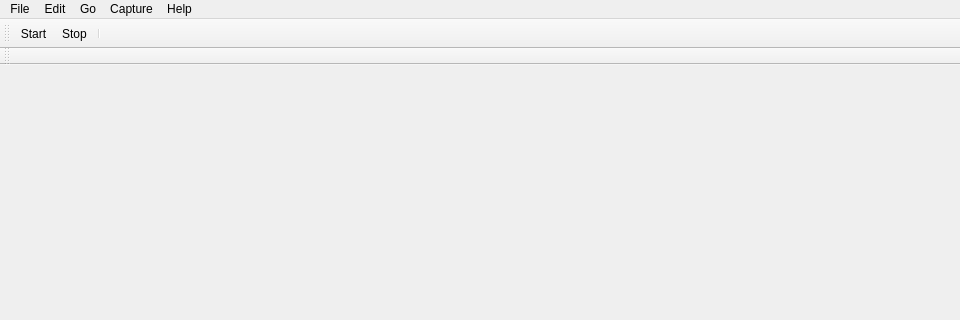
Old version of the form ui/qt/main_window.ui in the repository AnkitKejriwal/wireshark; both pictures show x 0 to 960 and y 0 to 320 of the 960 by 768 pixel window.
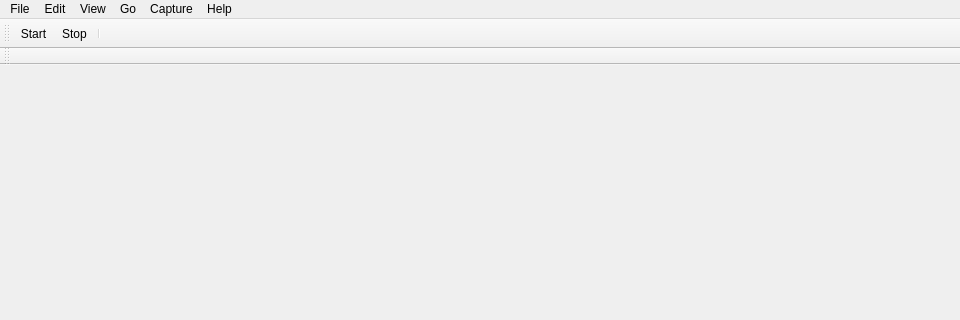
New version of the form. Icons and pictures are not drawn. Custom widgets are drawn as their Qt base class.

Commit message: Add a "View" menu along with actions+slots for expanding and collapsing packet details. Connect the "Go" menu actions directly to their corresponding packet list slots.

Patch:
```diff
--- a/ui/qt/main_window.ui
+++ b/ui/qt/main_window.ui
@@ -120,8 +120,18 @@
     <addaction name="actionGoFirstPacket"/>
     <addaction name="actionGoLastPacket"/>
    </widget>
+   <widget class="QMenu" name="menuView">
+    <property name="title">
+     <string>View</string>
+    </property>
+    <addaction name="separator"/>
+    <addaction name="actionViewExpandSubtrees"/>
+    <addaction name="actionViewExpandAll"/>
+    <addaction name="actionViewCollapseAll"/>
+   </widget>
    <addaction name="menuFile"/>
    <addaction name="menuEdit"/>
+   <addaction name="menuView"/>
    <addaction name="menuGo"/>
    <addaction name="menuCapture"/>
    <addaction name="menuHelp"/>
```
Left out of the diff: 33 changed lines with no effect on the pictures. The commit also changes 6 other files.
